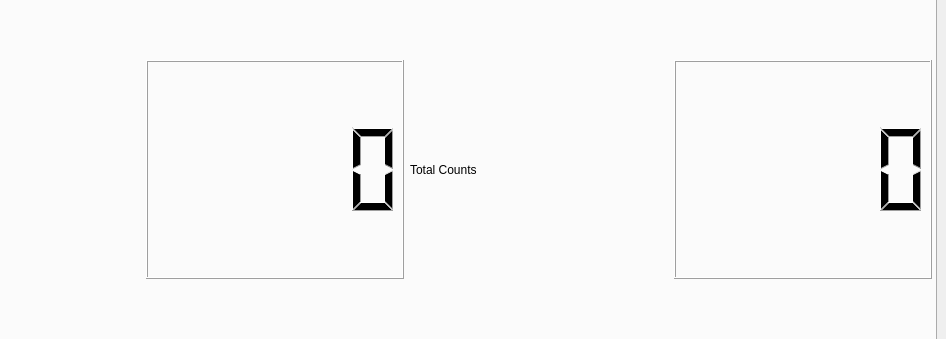
Qt form GUI/MainWindow.ui (sgcarrier/cephei2) before a commit; both pictures show x 138 to 1084 and y 228 to 567 of the 1084 by 789 pixel window.
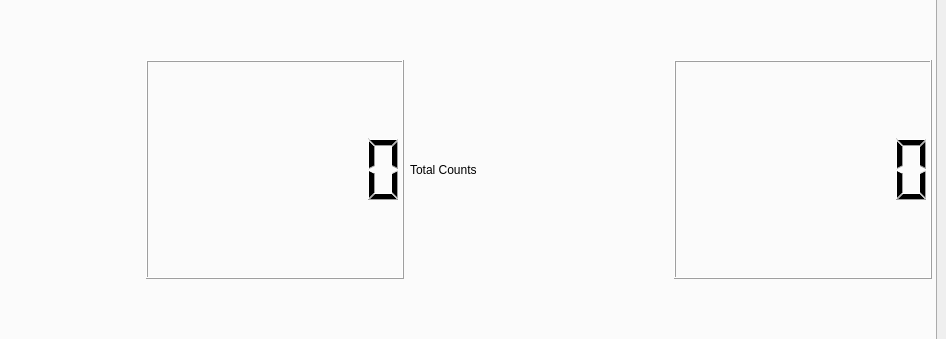
The same form after that commit. The open tabs and pages were chosen to show the change. Custom widgets are drawn as their Qt base class.

Commit message: increased range of counters

```diff
--- a/GUI/MainWindow.ui
+++ b/GUI/MainWindow.ui
@@ -1073,7 +1073,11 @@
               </widget>
              </item>
              <item>
-              <widget class="QLCDNumber" name="totalCount_H0"/>
+              <widget class="QLCDNumber" name="totalCount_H0">
+               <property name="digitCount">
+                <number>7</number>
+               </property>
+              </widget>
              </item>
             </layout>
            </item>
@@ -1101,7 +1105,11 @@
               </widget>
              </item>
              <item>
-              <widget class="QLCDNumber" name="totalCount_H1"/>
+              <widget class="QLCDNumber" name="totalCount_H1">
+               <property name="digitCount">
+                <number>7</number>
+               </property>
+              </widget>
              </item>
             </layout>
            </item>
```
Left out of the diff: 6 changed lines with no effect on the pictures.
